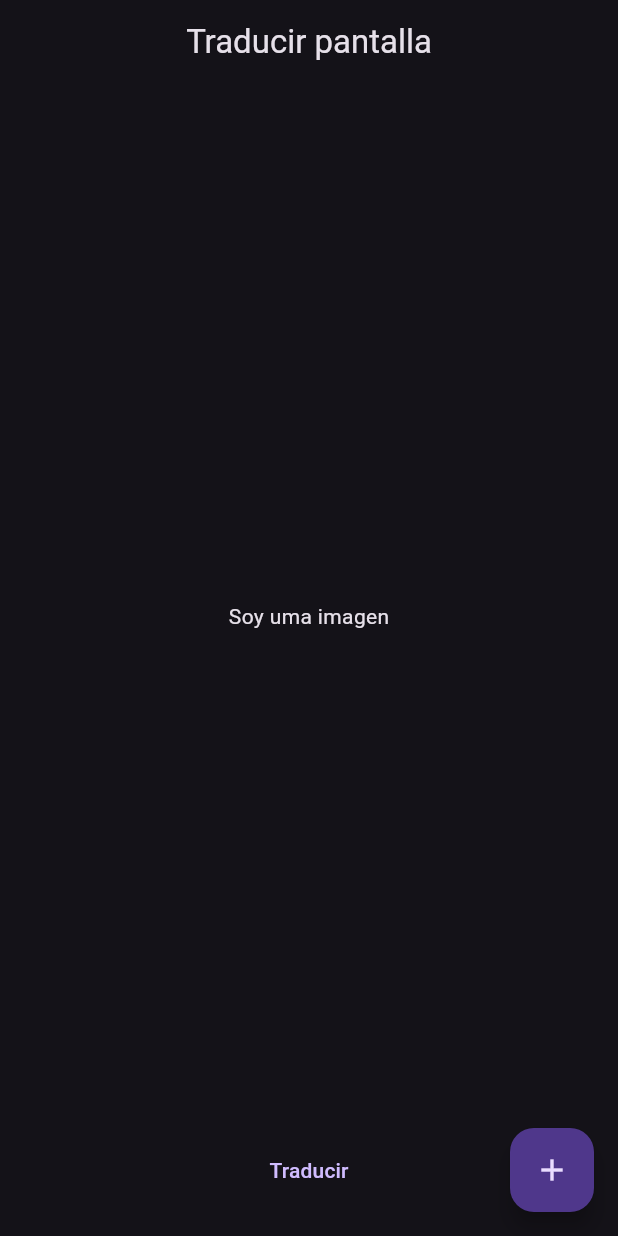
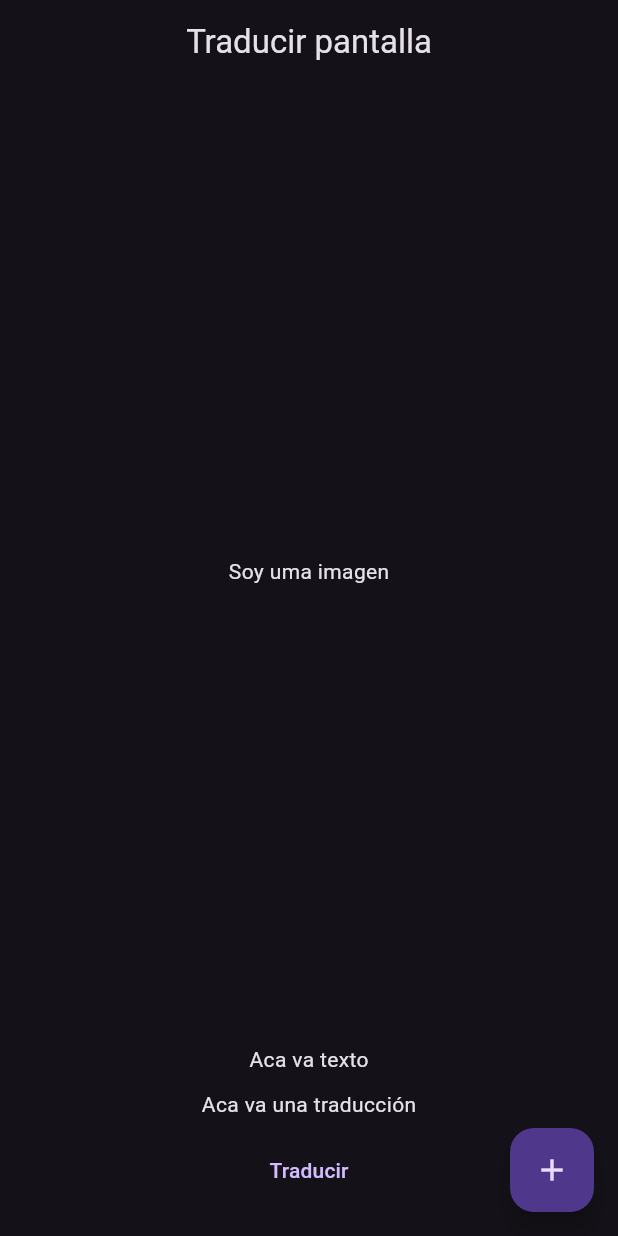
Before and after one commit to aoctaviopb/screen-translator, a Flutter app: the screen it shows after launch, after a tap on "Traducir", on a phone screen of 412 x 824 dp. Run offline on Flutter 3.47's test engine with Material 2 defaults, Android fonts, the phone set to English and light mode, and no system bars; our stand-ins replace image_picker; missing offline and left inert: google_mlkit_text_recognition, google_mlkit_translation.

Commit message:
Reconocimiento de texto y tradiccion funcional. Hacer refactoring al codigo y organizar homeScreen.

```diff
--- a/screen_translator_1/lib/home_screen.dart
+++ b/screen_translator_1/lib/home_screen.dart
@@ -1,6 +1,8 @@
 import 'dart:io';
 
 import 'package:flutter/material.dart';
+import 'package:google_mlkit_text_recognition/google_mlkit_text_recognition.dart';
+import 'package:google_mlkit_translation/google_mlkit_translation.dart';
 import 'package:image_picker/image_picker.dart';
 
 class HomeScreen extends StatefulWidget {
@@ -12,6 +14,11 @@ class HomeScreen extends StatefulWidget {
 
 class _HomeScreenState extends State<HomeScreen> {
   File? image;
+  String texto = "Aca va texto";
+  String traduccion = "Aca va una traducción";
+  final textRecognizer = TextRecognizer(
+    script: TextRecognitionScript.korean,
+  );
 
   void pickImage() async {
     final ImagePicker imagePicker = ImagePicker();
@@ -19,6 +26,56 @@ class _HomeScreenState extends State<HomeScreen> {
         await imagePicker.pickImage(source: ImageSource.gallery);
     image = File(imgPick!.path);
     setState(() {});
+  }
+
+  void recognizeText() async {
+    final InputImage inputImage;
+    inputImage = InputImage.fromFile(image!);
+
+    final RecognizedText recognizedText =
+        await textRecognizer.processImage(inputImage);
+    String text = recognizedText.text;
+    //print(text);
+    setState(() {
+      texto = text;
+    });
+
+    translateText(text);
+
+/*     for (TextBlock block in recognizedText.blocks) {
+      final String text = block.text;
+      final List<String> languages = block.recognizedLanguages;
+
+      for (TextLine line in block.lines) {
+        // Same getters as TextBlock
+
+        for (TextElement element in line.elements) {
+          // Same getters as TextBlock
+        }
+      }
+    } */
+  }
+
+  void translateText(String text) async {
+    final TranslateLanguage sourceLanguage;
+    final TranslateLanguage targetLanguage;
+
+    final onDeviceTranslator = OnDeviceTranslator(
+      sourceLanguage: TranslateLanguage.korean,
+      targetLanguage: TranslateLanguage.english,
+    );
+
+    final String response = await onDeviceTranslator.translateText(text);
+    print(response);
+    setState(() {
+      traduccion = response;
+    });
+  }
+
+  @override
+  void dispose() {
+    super.dispose();
+    textRecognizer.close();
   }
 
   @override
@@ -41,20 +98,38 @@ class _HomeScreenState extends State<HomeScreen> {
         child: Column(
           children: [
             Expanded(
+              child: InteractiveViewer(
                 child: Container(
                   alignment: Alignment.center,
                   child: image == null
-                    ? const Text('Soy uma imagen',)
+                      ? const Text(
+                          'Soy uma imagen',
+                        )
                       : Image.file(
                           image!,
+                        ),
                 ),
               ),
             ),
             const SizedBox(
               height: 10,
             ),
+            SingleChildScrollView(
+              child: Column(
+                children: [
+                  Text(texto),
+                  const SizedBox(
+                    height: 10,
+                  ),
+                  Text(traduccion),
+                ],
+              ),
+            ),
+            const SizedBox(
+              height: 10,
+            ),
             TextButton(
-              onPressed: () {},
+              onPressed: recognizeText,
               child: const Text('Traducir'),
             )
           ],
--- a/screen_translator_1/pubspec.yaml
+++ b/screen_translator_1/pubspec.yaml
@@ -36,6 +36,7 @@ dependencies:
   # Use with the CupertinoIcons class for iOS style icons.
   cupertino_icons: ^1.0.2
   google_mlkit_text_recognition: ^0.5.0
+  google_mlkit_translation: ^0.5.0
   image_picker: ^0.8.6+4
 
 
```
Also changed, not shown: screen_translator_1/lib/componentes/text_recognition.dart (added), screen_translator_1/pubspec.lock, 1 other file. Lines whose indentation alone changed are shown as unchanged.
